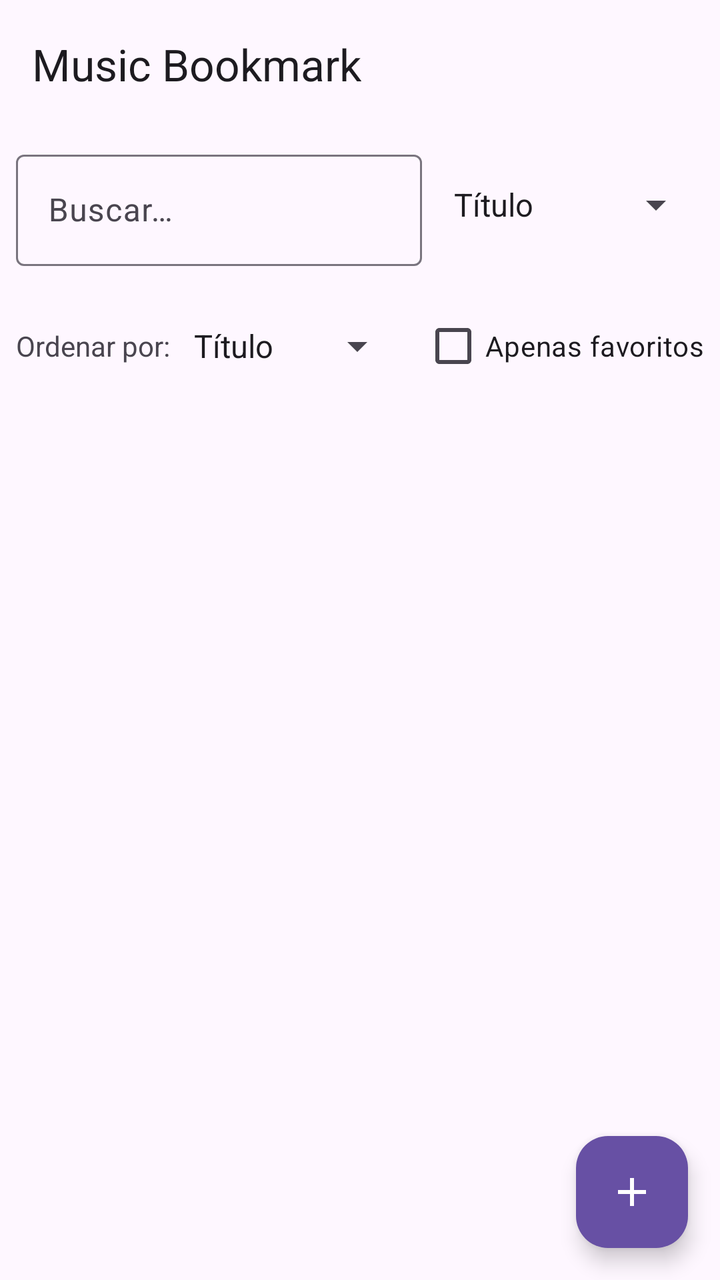
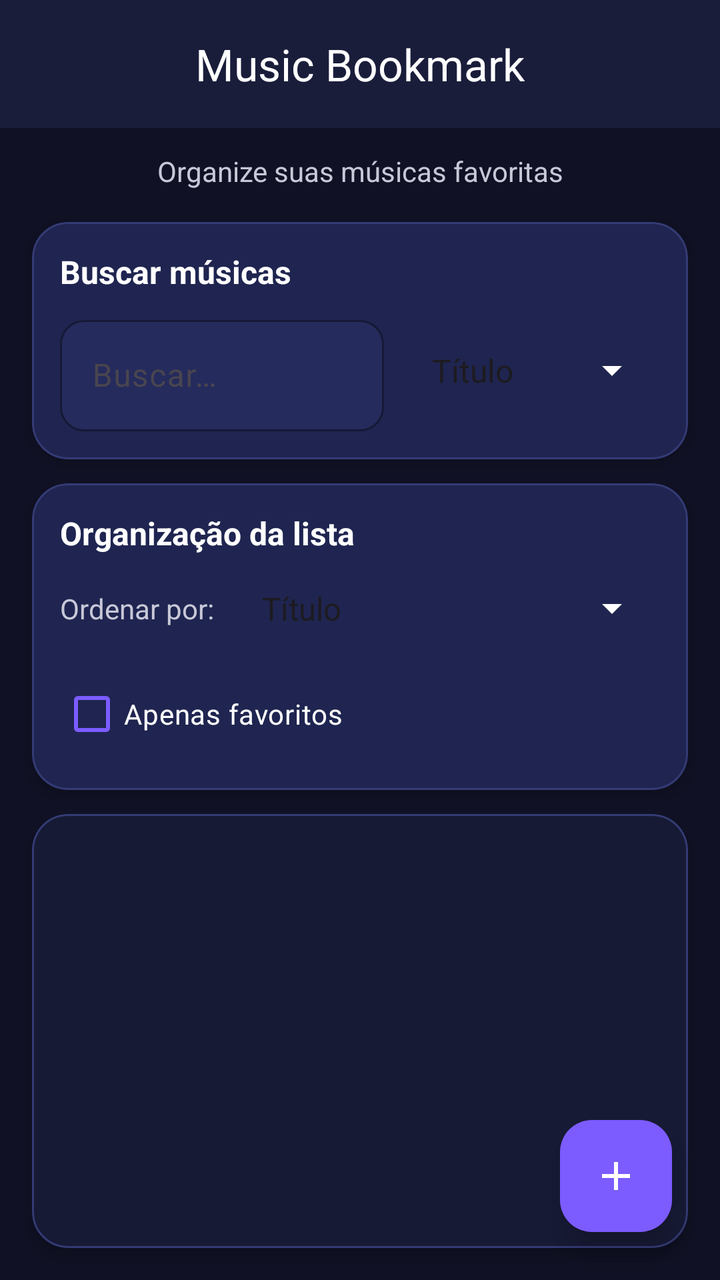

Before-and-after screenshots of an Android layout around one commit, followed by the original layout XML and the change that was made.
<!-- AndroidManifest.xml: application theme Theme.Musicbookmark -->
<!-- res/layout/activity_main.xml -->
<?xml version="1.0" encoding="utf-8"?>
<androidx.coordinatorlayout.widget.CoordinatorLayout xmlns:android="http://schemas.android.com/apk/res/android"
    xmlns:app="http://schemas.android.com/apk/res-auto"
    android:layout_width="match_parent"
    android:layout_height="match_parent">

    <LinearLayout
        android:layout_width="match_parent"
        android:layout_height="match_parent"
        android:orientation="vertical">

        <com.google.android.material.appbar.MaterialToolbar
            android:id="@+id/toolbar"
            android:layout_width="match_parent"
            android:layout_height="?attr/actionBarSize"
            app:title="@string/app_name" />

        
        <LinearLayout
            android:layout_width="match_parent"
            android:layout_height="wrap_content"
            android:orientation="horizontal"
            android:padding="8dp">

            <com.google.android.material.textfield.TextInputLayout
                android:layout_width="0dp"
                android:layout_height="wrap_content"
                android:layout_marginEnd="8dp"
                android:layout_weight="1"
                android:hint="@string/hint_buscar">

                <com.google.android.material.textfield.TextInputEditText
                    android:id="@+id/etBusca"
                    android:layout_width="match_parent"
                    android:layout_height="wrap_content"
                    android:imeOptions="actionSearch"
                    android:inputType="text" />
            </com.google.android.material.textfield.TextInputLayout>

            <Spinner
                android:id="@+id/spinnerCampoBusca"
                android:layout_width="wrap_content"
                android:layout_height="wrap_content"
                android:layout_gravity="center_vertical"
                android:entries="@array/opcoes_busca" />
        </LinearLayout>

        
        <LinearLayout
            android:layout_width="match_parent"
            android:layout_height="wrap_content"
            android:orientation="horizontal"
            android:padding="8dp">

            <TextView
                android:layout_width="wrap_content"
                android:layout_height="wrap_content"
                android:layout_gravity="center_vertical"
                android:layout_marginEnd="4dp"
                android:text="@string/label_ordenar_por" />

            <Spinner
                android:id="@+id/spinnerOrdenacao"
                android:layout_width="0dp"
                android:layout_height="wrap_content"
                android:layout_gravity="center_vertical"
                android:layout_weight="1"
                android:entries="@array/opcoes_ordenacao" />

            <CheckBox
                android:id="@+id/checkFavoritos"
                android:layout_width="wrap_content"
                android:layout_height="wrap_content"
                android:layout_gravity="center_vertical"
                android:layout_marginStart="8dp"
                android:text="@string/label_apenas_favoritos" />
        </LinearLayout>

        <TextView
            android:id="@+id/tvListaVazia"
            android:layout_width="match_parent"
            android:layout_height="wrap_content"
            android:gravity="center"
            android:padding="32dp"
            android:text="@string/lista_vazia"
            android:textSize="16sp"
            android:visibility="gone" />

        <ListView
            android:id="@+id/listViewMusicas"
            android:layout_width="match_parent"
            android:layout_height="0dp"
            android:layout_weight="1"
            android:dividerHeight="1dp" />

    </LinearLayout>

    <com.google.android.material.floatingactionbutton.FloatingActionButton
        android:id="@+id/fabAdicionar"
        android:layout_width="wrap_content"
        android:layout_height="wrap_content"
        android:layout_gravity="bottom|end"
        android:layout_margin="16dp"
        android:contentDescription="@string/btn_adicionar"
        android:src="@drawable/ic_add"
        app:backgroundTint="?colorPrimary"
        app:tint="@android:color/white" />

</androidx.coordinatorlayout.widget.CoordinatorLayout>
<!-- resources referenced by this layout -->
<resources>
  <string-array name="opcoes_busca">
          <item>@string/campo_titulo</item>
          <item>@string/campo_artista</item>
          <item>@string/campo_ano</item>
          <item>@string/campo_avaliacao</item>
          <item>@string/campo_genero</item>
      </string-array>
  <string-array name="opcoes_ordenacao">
          <item>@string/campo_titulo</item>
          <item>@string/campo_artista</item>
          <item>@string/campo_ano</item>
          <item>@string/campo_avaliacao</item>
          <item>@string/campo_genero</item>
      </string-array>
  <!-- drawable ic_add (drawable) -->
  <?xml version="1.0" encoding="utf-8"?>
  <vector xmlns:android="http://schemas.android.com/apk/res/android"
      android:width="24dp"
      android:height="24dp"
      android:viewportWidth="24"
      android:viewportHeight="24">
      <path
          android:fillColor="#FFFFFF"
          android:pathData="M19,13h-6v6h-2v-6H5v-2h6V5h2v6h6v2z" />
  </vector>
  <string name="app_name">Music Bookmark</string>
  <string name="btn_adicionar">Adicionar música</string>
  <string name="hint_buscar">Buscar…</string>
  <string name="label_apenas_favoritos">Apenas favoritos</string>
  <string name="label_ordenar_por">Ordenar por:</string>
  <string name="lista_vazia">Nenhuma música encontrada.</string>
  <style name="Theme.Musicbookmark" parent="Base.Theme.Musicbookmark" />
  <string name="campo_titulo">Título</string>
  <string name="campo_artista">Artista</string>
  <string name="campo_ano">Ano</string>
  <string name="campo_avaliacao">Avaliação</string>
  <string name="campo_genero">Gênero</string>
  <style name="Base.Theme.Musicbookmark" parent="Theme.Material3.DayNight.NoActionBar">
          
          
      </style>
</resources>

<!-- the commit's change to res/layout/activity_main.xml (unified diff, before → after) -->
@@ -1,8 +1,10 @@
 <?xml version="1.0" encoding="utf-8"?>
-<androidx.coordinatorlayout.widget.CoordinatorLayout xmlns:android="http://schemas.android.com/apk/res/android"
+<androidx.coordinatorlayout.widget.CoordinatorLayout
+    xmlns:android="http://schemas.android.com/apk/res/android"
     xmlns:app="http://schemas.android.com/apk/res-auto"
     android:layout_width="match_parent"
-    android:layout_height="match_parent">
+    android:layout_height="match_parent"
+    android:background="#101124">
 
     <LinearLayout
         android:layout_width="match_parent"
@@ -13,69 +15,160 @@
             android:id="@+id/toolbar"
             android:layout_width="match_parent"
             android:layout_height="?attr/actionBarSize"
-            app:title="@string/app_name" />
-
-        
-        <LinearLayout
-            android:layout_width="match_parent"
-            android:layout_height="wrap_content"
-            android:orientation="horizontal"
-            android:padding="8dp">
-
-            <com.google.android.material.textfield.TextInputLayout
-                android:layout_width="0dp"
+            android:background="#1A1D3A"
+            app:title="@string/app_name"
+            app:titleCentered="true"
+            app:titleTextColor="#FFFFFF" />
+
+        <TextView
+            android:id="@+id/tvSubtitulo"
+            android:layout_width="match_parent"
+            android:layout_height="wrap_content"
+            android:text="Organize suas músicas favoritas"
+            android:textColor="#C8C8D8"
+            android:textSize="14sp"
+            android:gravity="center"
+            android:paddingTop="12dp"
+            android:paddingBottom="4dp" />
+
+        
+        <com.google.android.material.card.MaterialCardView
+            android:layout_width="match_parent"
+            android:layout_height="wrap_content"
+            android:layout_marginStart="16dp"
+            android:layout_marginTop="12dp"
+            android:layout_marginEnd="16dp"
+            app:cardBackgroundColor="#1F2550"
+            app:cardCornerRadius="18dp"
+            app:cardElevation="4dp"
+            app:strokeColor="#343B75"
+            app:strokeWidth="1dp">
+
+            <LinearLayout
+                android:layout_width="match_parent"
                 android:layout_height="wrap_content"
-                android:layout_marginEnd="8dp"
-                android:layout_weight="1"
-                android:hint="@string/hint_buscar">
-
-                <com.google.android.material.textfield.TextInputEditText
-                    android:id="@+id/etBusca"
-                    android:layout_width="match_parent"
-                    android:layout_height="wrap_content"
-                    android:imeOptions="actionSearch"
-                    android:inputType="text" />
-            </com.google.android.material.textfield.TextInputLayout>
-
-            <Spinner
-                android:id="@+id/spinnerCampoBusca"
-                android:layout_width="wrap_content"
+                android:orientation="vertical"
+                android:padding="14dp">
+
+                <TextView
+                    android:layout_width="match_parent"
+                    android:layout_height="wrap_content"
+                    android:text="Buscar músicas"
+                    android:textColor="#FFFFFF"
+                    android:textSize="16sp"
+                    android:textStyle="bold"
+                    android:layout_marginBottom="8dp" />
+
+                <LinearLayout
+                    android:layout_width="match_parent"
+                    android:layout_height="wrap_content"
+                    android:orientation="horizontal">
+
+                    <com.google.android.material.textfield.TextInputLayout
+                        android:layout_width="0dp"
+                        android:layout_height="wrap_content"
+                        android:layout_marginEnd="8dp"
+                        android:layout_weight="1"
+                        android:hint="@string/hint_buscar"
+                        app:boxBackgroundColor="#252B5C"
+                        app:boxCornerRadiusBottomEnd="12dp"
+                        app:boxCornerRadiusBottomStart="12dp"
+                        app:boxCornerRadiusTopEnd="12dp"
+                        app:boxCornerRadiusTopStart="12dp"
+                        app:boxStrokeColor="#7C5CFF"
+                        app:hintTextColor="#C8C8D8">
+
+                        <com.google.android.material.textfield.TextInputEditText
+                            android:id="@+id/etBusca"
+                            android:layout_width="match_parent"
+                            android:layout_height="wrap_content"
+                            android:imeOptions="actionSearch"
+                            android:inputType="text"
+                            android:textColor="#FFFFFF"
+                            android:textColorHint="#B0B0C8" />
+                    </com.google.android.material.textfield.TextInputLayout>
+
+                    <Spinner
+                        android:id="@+id/spinnerCampoBusca"
+                        android:layout_width="130dp"
+                        android:layout_height="wrap_content"
+                        android:layout_gravity="center_vertical"
+                        android:backgroundTint="#FFFFFF"
+                        android:entries="@array/opcoes_busca"
+                        android:padding="8dp" />
+                </LinearLayout>
+
+            </LinearLayout>
+        </com.google.android.material.card.MaterialCardView>
+
+        
+        <com.google.android.material.card.MaterialCardView
+            android:layout_width="match_parent"
+            android:layout_height="wrap_content"
+            android:layout_marginStart="16dp"
+            android:layout_marginTop="12dp"
+            android:layout_marginEnd="16dp"
+            app:cardBackgroundColor="#1F2550"
+            app:cardCornerRadius="18dp"
+            app:cardElevation="4dp"
+            app:strokeColor="#343B75"
+            app:strokeWidth="1dp">
+
+            <LinearLayout
+                android:layout_width="match_parent"
                 android:layout_height="wrap_content"
-                android:layout_gravity="center_vertical"
-                android:entries="@array/opcoes_busca" />
-        </LinearLayout>
-
-        
-        <LinearLayout
-            android:layout_width="match_parent"
-            android:layout_height="wrap_content"
-            android:orientation="horizontal"
-            android:padding="8dp">
-
-            <TextView
-                android:layout_width="wrap_content"
-                android:layout_height="wrap_content"
-                android:layout_gravity="center_vertical"
-                android:layout_marginEnd="4dp"
-                android:text="@string/label_ordenar_por" />
-
-            <Spinner
-                android:id="@+id/spinnerOrdenacao"
-                android:layout_width="0dp"
-                android:layout_height="wrap_content"
-                android:layout_gravity="center_vertical"
-                android:layout_weight="1"
-                android:entries="@array/opcoes_ordenacao" />
-
-            <CheckBox
-                android:id="@+id/checkFavoritos"
-                android:layout_width="wrap_content"
-                android:layout_height="wrap_content"
-                android:layout_gravity="center_vertical"
-                android:layout_marginStart="8dp"
-                android:text="@string/label_apenas_favoritos" />
-        </LinearLayout>
-
+                android:orientation="vertical"
+                android:padding="14dp">
+
+                <TextView
+                    android:layout_width="match_parent"
+                    android:layout_height="wrap_content"
+                    android:text="Organização da lista"
+                    android:textColor="#FFFFFF"
+                    android:textSize="16sp"
+                    android:textStyle="bold"
+                    android:layout_marginBottom="8dp" />
+
+                <LinearLayout
+                    android:layout_width="match_parent"
+                    android:layout_height="wrap_content"
+                    android:orientation="horizontal">
+
+                    <TextView
+                        android:layout_width="wrap_content"
+                        android:layout_height="wrap_content"
+                        android:layout_gravity="center_vertical"
+                        android:layout_marginEnd="8dp"
+                        android:text="@string/label_ordenar_por"
+                        android:textColor="#C8C8D8"
+                        android:textSize="14sp" />
+
+                    <Spinner
+                        android:id="@+id/spinnerOrdenacao"
+                        android:layout_width="0dp"
+                        android:layout_height="wrap_content"
+                        android:layout_gravity="center_vertical"
+                        android:layout_weight="1"
+                        android:backgroundTint="#FFFFFF"
+                        android:entries="@array/opcoes_ordenacao"
+                        android:padding="8dp" />
+
+                </LinearLayout>
+
+                <CheckBox
+                    android:id="@+id/checkFavoritos"
+                    android:layout_width="wrap_content"
+                    android:layout_height="wrap_content"
+                    android:layout_marginTop="10dp"
+                    android:buttonTint="#7C5CFF"
+                    android:text="@string/label_apenas_favoritos"
+                    android:textColor="#FFFFFF"
+                    android:textSize="14sp" />
+
+            </LinearLayout>
+        </com.google.android.material.card.MaterialCardView>
+
+        
         <TextView
             android:id="@+id/tvListaVazia"
             android:layout_width="match_parent"
@@ -83,15 +176,36 @@
             android:gravity="center"
             android:padding="32dp"
             android:text="@string/lista_vazia"
+            android:textColor="#C8C8D8"
             android:textSize="16sp"
             android:visibility="gone" />
 
-        <ListView
-            android:id="@+id/listViewMusicas"
+        
+        <com.google.android.material.card.MaterialCardView
             android:layout_width="match_parent"
             android:layout_height="0dp"
+            android:layout_marginStart="16dp"
+            android:layout_marginTop="12dp"
+            android:layout_marginEnd="16dp"
+            android:layout_marginBottom="16dp"
             android:layout_weight="1"
-            android:dividerHeight="1dp" />
+            app:cardBackgroundColor="#171A35"
+            app:cardCornerRadius="18dp"
+            app:cardElevation="4dp"
+            app:strokeColor="#343B75"
+            app:strokeWidth="1dp">
+
+            <ListView
+                android:id="@+id/listViewMusicas"
+                android:layout_width="match_parent"
+                android:layout_height="match_parent"
+                android:background="#171A35"
+                android:cacheColorHint="@android:color/transparent"
+                android:divider="#343B75"
+                android:dividerHeight="1dp"
+                android:padding="6dp" />
+
+        </com.google.android.material.card.MaterialCardView>
 
     </LinearLayout>
 
@@ -100,10 +214,11 @@
         android:layout_width="wrap_content"
         android:layout_height="wrap_content"
         android:layout_gravity="bottom|end"
-        android:layout_margin="16dp"
+        android:layout_margin="24dp"
         android:contentDescription="@string/btn_adicionar"
         android:src="@drawable/ic_add"
-        app:backgroundTint="?colorPrimary"
+        app:backgroundTint="#7C5CFF"
+        app:elevation="8dp"
         app:tint="@android:color/white" />
 
 </androidx.coordinatorlayout.widget.CoordinatorLayout>
